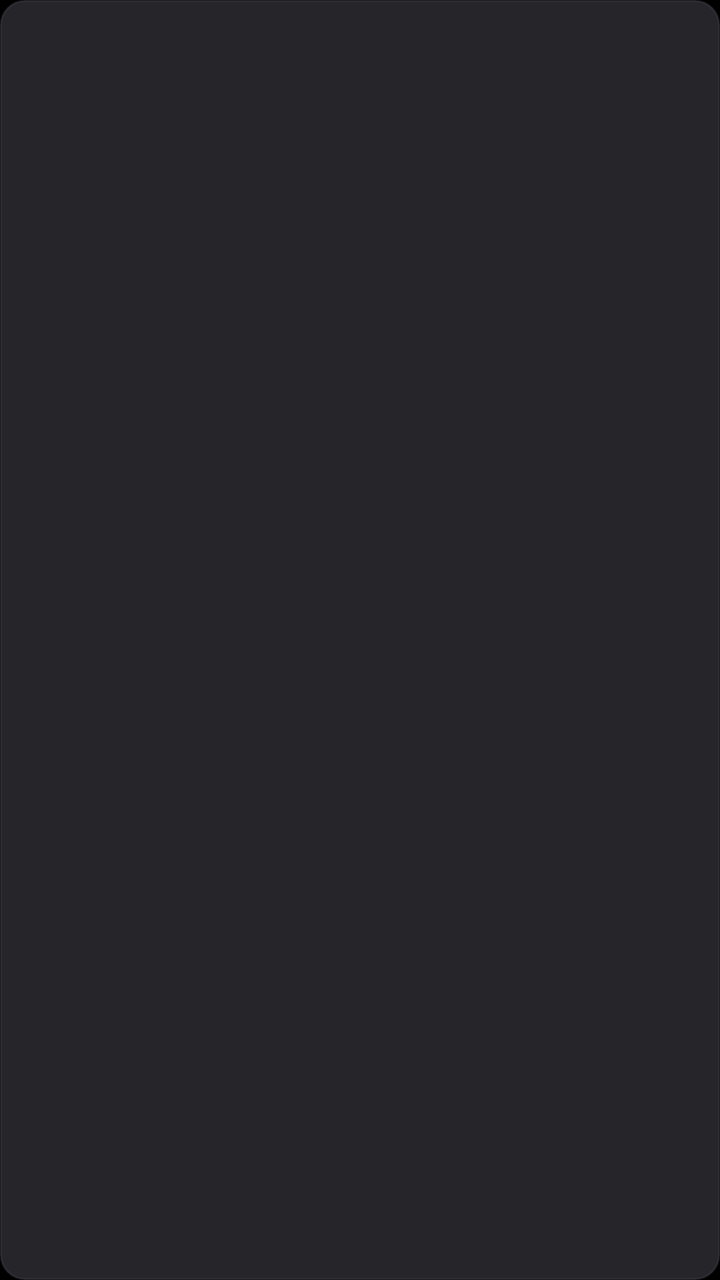
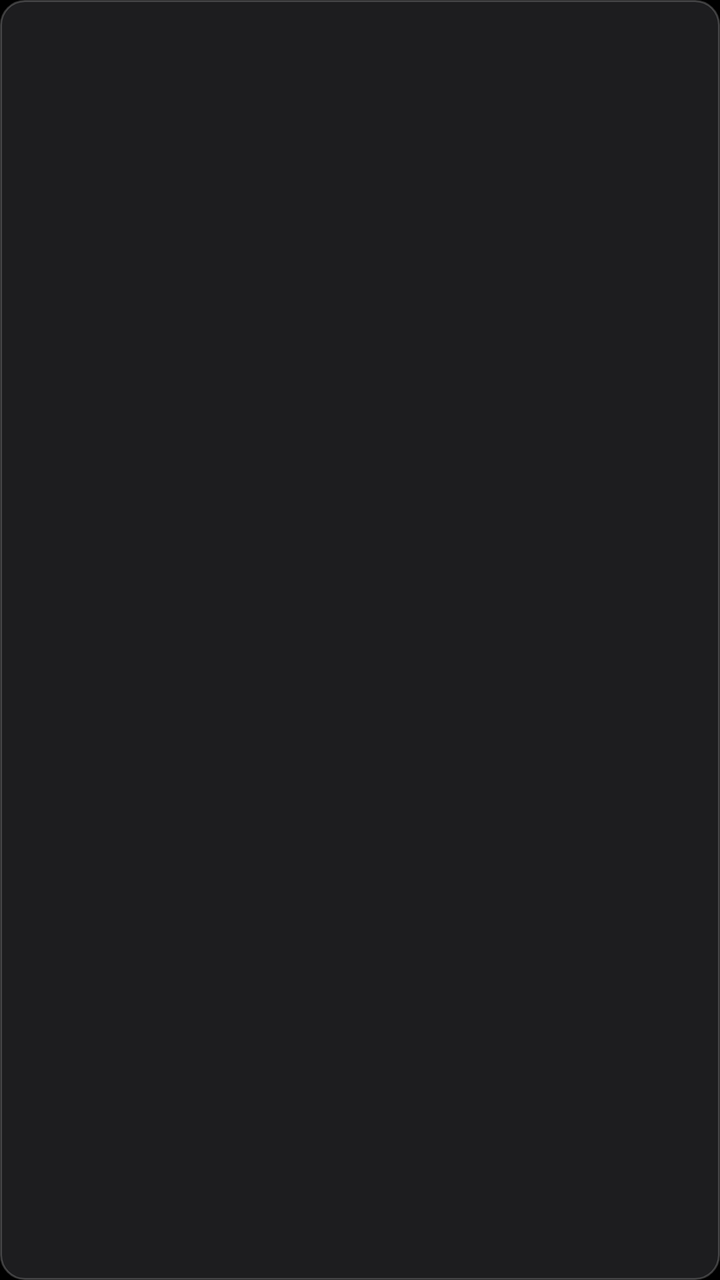

Compare the two renders of this Android layout. The source of the first and the diff that turns it into the second are given below.
<!-- AndroidManifest.xml: application theme AppTheme -->
<!-- res/layout/item_channel_card.xml -->
<?xml version="1.0" encoding="utf-8"?>
<FrameLayout xmlns:android="http://schemas.android.com/apk/res/android"
    android:layout_width="212dp"
    android:layout_height="120dp"
    android:layout_marginEnd="16dp"
    android:focusable="true"
    android:focusableInTouchMode="true">

    
    <LinearLayout
        android:id="@+id/card_body"
        android:layout_width="match_parent"
        android:layout_height="match_parent"
        android:background="@drawable/card_bg"
        android:orientation="vertical"
        android:paddingStart="18dp"
        android:paddingTop="12dp"
        android:paddingEnd="18dp"
        android:paddingBottom="12dp">

        <TextView
            android:id="@+id/num"
            android:layout_width="wrap_content"
            android:layout_height="wrap_content"
            android:textColor="@color/dim"
            android:textSize="12sp"
            android:textStyle="bold" />

        
        <ImageView
            android:id="@+id/logo"
            android:layout_width="match_parent"
            android:layout_height="0dp"
            android:layout_weight="1"
            android:layout_marginTop="2dp"
            android:scaleType="fitCenter"
            android:contentDescription="@null" />

        
        <TextView
            android:id="@+id/logo_name_fallback"
            android:layout_width="match_parent"
            android:layout_height="0dp"
            android:layout_weight="1"
            android:layout_marginTop="2dp"
            android:gravity="center"
            android:ellipsize="end"
            android:lines="1"
            android:textColor="@color/text"
            android:textSize="20sp"
            android:textStyle="bold"
            android:visibility="gone" />

        <TextView
            android:id="@+id/name"
            android:layout_width="match_parent"
            android:layout_height="wrap_content"
            android:ellipsize="end"
            android:lines="1"
            android:textColor="@color/text"
            android:textSize="15sp"
            android:textStyle="bold" />

        <TextView
            android:id="@+id/group"
            android:layout_width="match_parent"
            android:layout_height="wrap_content"
            android:layout_marginTop="2dp"
            android:ellipsize="end"
            android:lines="1"
            android:textColor="@color/dim"
            android:textSize="11sp" />
    </LinearLayout>

    
    <View
        android:id="@+id/live_badge"
        android:layout_width="12dp"
        android:layout_height="12dp"
        android:layout_gravity="top|end"
        android:layout_marginTop="12dp"
        android:layout_marginEnd="12dp"
        android:background="@drawable/live_dot"
        android:visibility="gone" />
</FrameLayout>
<!-- resources referenced by this layout -->
<resources>
  <color name="dim">#8E8E93</color>
  <color name="text">#FFFFFFFF</color>
  <!-- drawable card_bg (drawable) -->
  <?xml version="1.0" encoding="utf-8"?>
  <selector xmlns:android="http://schemas.android.com/apk/res/android">
      
      <item android:state_focused="true">
          <shape>
              <solid android:color="#FFFFFFFF" />
              <corners android:radius="12dp" />
              
              <stroke
                  android:width="5dp"
                  android:color="#8A9B62" />
          </shape>
      </item>
      <item>
          <shape>
              <solid android:color="#F028282D" />
              <corners android:radius="12dp" />
              <stroke
                  android:width="1dp"
                  android:color="#66484850" />
          </shape>
      </item>
  </selector>
  <!-- drawable live_dot (drawable) -->
  <?xml version="1.0" encoding="utf-8"?>
  <shape xmlns:android="http://schemas.android.com/apk/res/android"
      android:shape="oval">
      
      <solid android:color="#8A9B62" />
      <size
          android:width="12dp"
          android:height="12dp" />
  </shape>
  <style name="AppTheme" parent="Theme.AppCompat.NoActionBar">
          <item name="android:windowBackground">@color/bg</item>
          <item name="android:colorBackground">@color/bg</item>
          <item name="android:windowActionBar">false</item>
          <item name="android:windowNoTitle">true</item>
      </style>
  <color name="bg">#000000</color>
</resources>

<!-- the commit's change to res/layout/item_channel_card.xml (unified diff, before → after) -->
@@ -11,7 +11,7 @@
         android:id="@+id/card_body"
         android:layout_width="match_parent"
         android:layout_height="match_parent"
-        android:background="@drawable/card_bg"
+        android:background="@drawable/card_normal_bg"
         android:orientation="vertical"
         android:paddingStart="18dp"
         android:paddingTop="12dp"
<!-- resource entries referenced after the edit -->
@@ -2,30 +2,15 @@
 <resources>
   <color name="dim">#8E8E93</color>
   <color name="text">#FFFFFFFF</color>
-  <!-- drawable card_bg (drawable) -->
+  <!-- drawable card_normal_bg (drawable) -->
   <?xml version="1.0" encoding="utf-8"?>
-  <selector xmlns:android="http://schemas.android.com/apk/res/android">
-      
-      <item android:state_focused="true">
-          <shape>
-              <solid android:color="#FFFFFFFF" />
-              <corners android:radius="12dp" />
-              
-              <stroke
-                  android:width="5dp"
-                  android:color="#8A9B62" />
-          </shape>
-      </item>
-      <item>
-          <shape>
-              <solid android:color="#F028282D" />
-              <corners android:radius="12dp" />
-              <stroke
-                  android:width="1dp"
-                  android:color="#66484850" />
-          </shape>
-      </item>
-  </selector>
+  <shape xmlns:android="http://schemas.android.com/apk/res/android">
+      <solid android:color="#FA1E1E20" />
+      <corners android:radius="12dp" />
+      <stroke
+          android:width="1dp"
+          android:color="#33FFFFFF" />
+  </shape>
   <!-- drawable live_dot (drawable) -->
   <?xml version="1.0" encoding="utf-8"?>
   <shape xmlns:android="http://schemas.android.com/apk/res/android"
